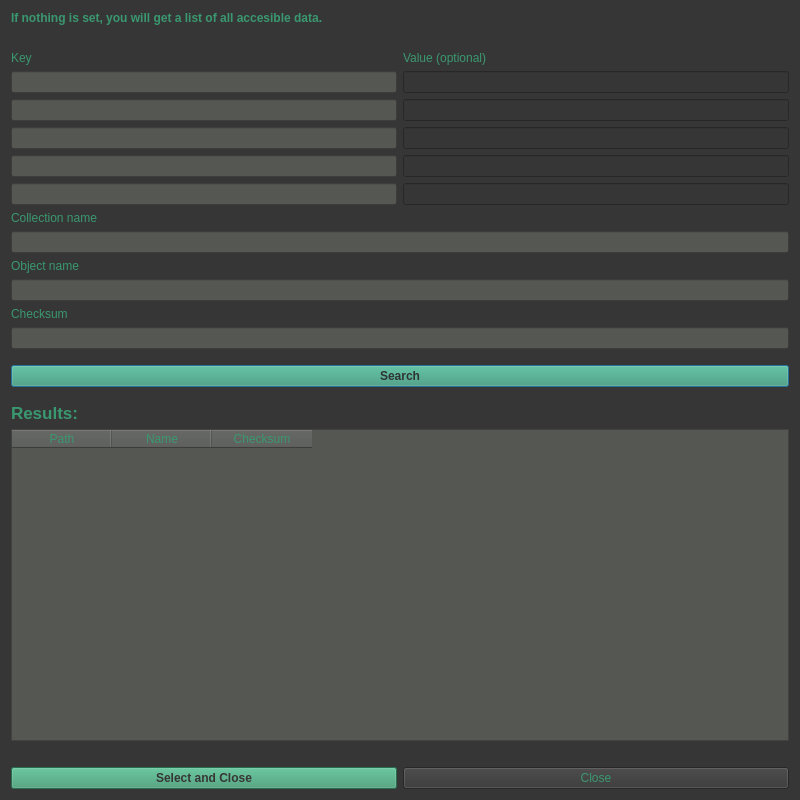
This is irods-basicGUI/ui-files/searchDialog.ui in iBridges-for-iRODS/iBridges as Qt 5 draws it before an edit. The edited form follows.
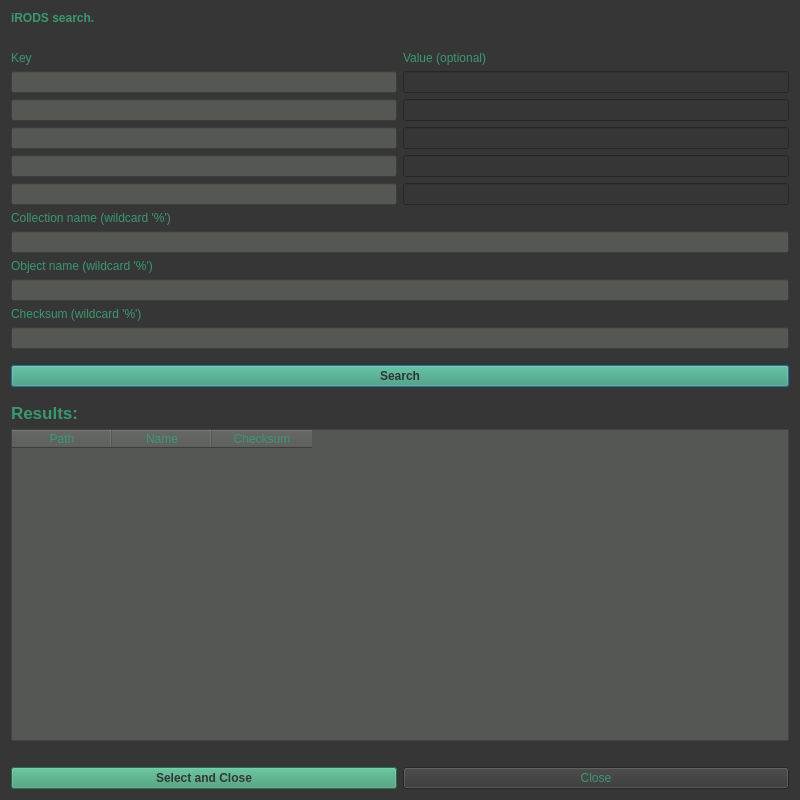
This is the edited form.

Commit message: Optimising iRODS search.

```diff
--- a/irods-basicGUI/ui-files/searchDialog.ui
+++ b/irods-basicGUI/ui-files/searchDialog.ui
@@ -33,7 +33,7 @@
       </font>
      </property>
      <property name="text">
-      <string>If nothing is set, you will get a list of all accesible data.</string>
+      <string>iRODS search.</string>
      </property>
     </widget>
    </item>
@@ -125,7 +125,7 @@
    <item>
     <widget class="QLabel" name="label_2">
      <property name="text">
-      <string>Collection name</string>
+      <string>Collection name (wildcard '%')</string>
      </property>
     </widget>
    </item>
@@ -142,7 +142,7 @@
    <item>
     <widget class="QLabel" name="label">
      <property name="text">
-      <string>Object name</string>
+      <string>Object name (wildcard '%')</string>
      </property>
     </widget>
    </item>
@@ -156,7 +156,7 @@
    <item>
     <widget class="QLabel" name="label_5">
      <property name="text">
-      <string>Checksum</string>
+      <string>Checksum (wildcard '%')</string>
      </property>
     </widget>
    </item>
```
The commit also changes 4 other files.
